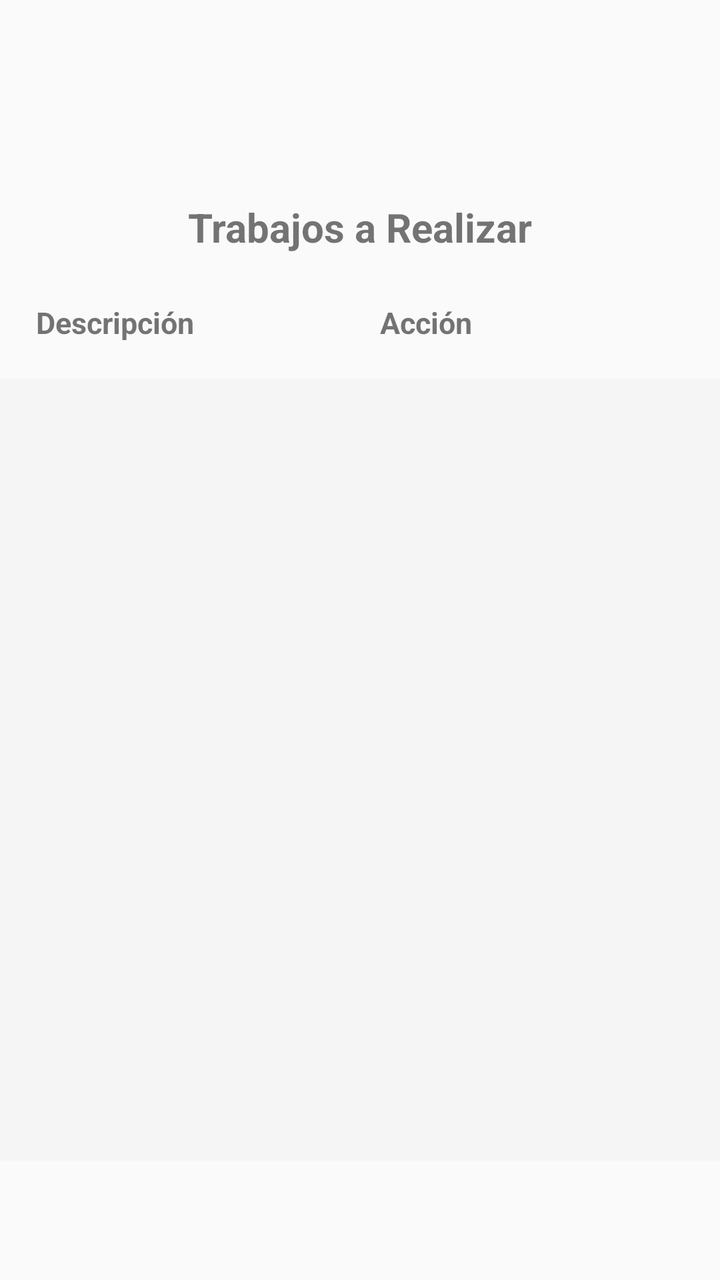
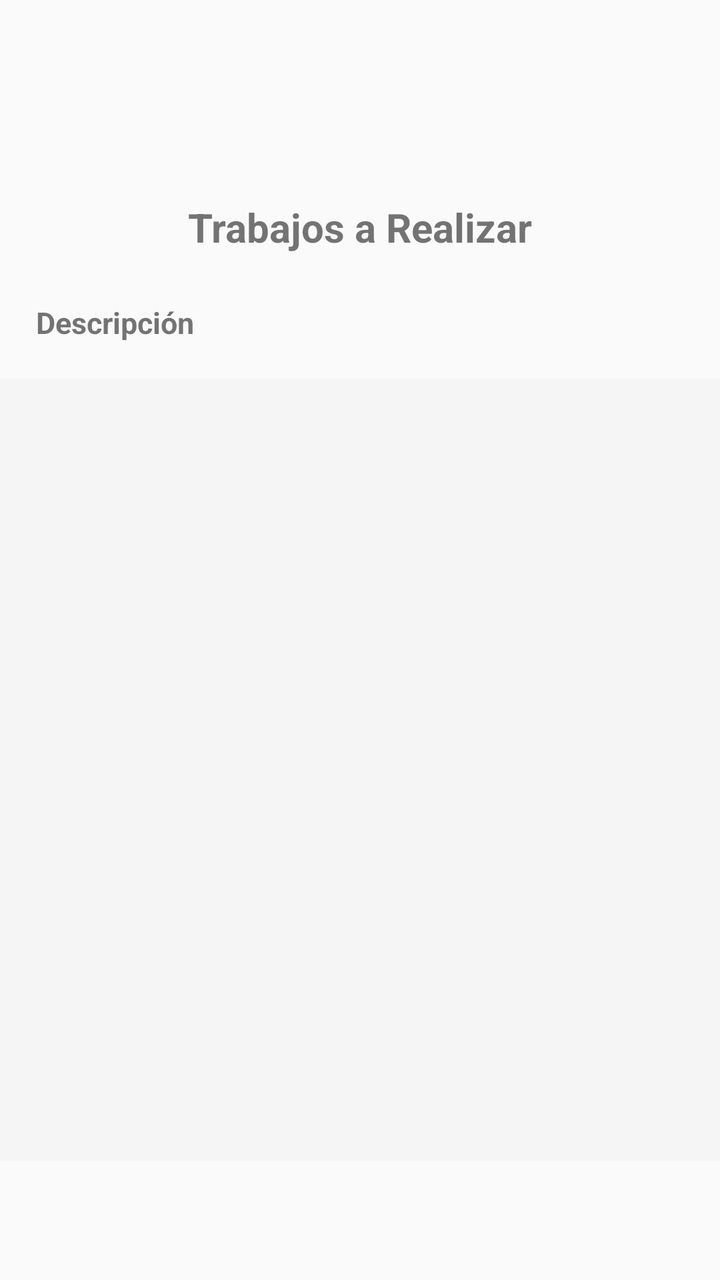

Compare the two renders of this Android layout. The source of the first and the diff that turns it into the second are given below.
<!-- AndroidManifest.xml: application theme AppTheme -->
<!-- res/layout/activity_trabajos_ordenes.xml -->
<?xml version="1.0" encoding="utf-8"?>
<android.support.constraint.ConstraintLayout xmlns:android="http://schemas.android.com/apk/res/android"
    xmlns:app="http://schemas.android.com/apk/res-auto"
    android:layout_width="match_parent"
    android:layout_height="match_parent"
    xmlns:tools="http://schemas.android.com/tools"
    android:layout_alignParentTop="true"
    tools:context=".Fragments.TrabajosOrdenes">


    <android.support.constraint.ConstraintLayout
        android:layout_width="match_parent"
        android:layout_height="wrap_content"
        android:layout_marginTop="100dp"
        app:layout_constraintEnd_toEndOf="parent"
        app:layout_constraintStart_toStartOf="parent"
        app:layout_constraintTop_toTopOf="parent">

        <TextView
            android:id="@+id/textView78"
            android:layout_width="300dp"
            android:layout_height="wrap_content"
            android:text="@string/trabajosARealizar"
            android:textAlignment="center"
            android:textSize="20dp"
            android:textStyle="bold"
            app:layout_constraintEnd_toEndOf="parent"
            app:layout_constraintStart_toStartOf="parent"
            app:layout_constraintTop_toTopOf="parent" />

        <TextView
            android:id="@+id/textView43"
            android:layout_width="wrap_content"
            android:layout_height="wrap_content"
            android:layout_alignParentTop="true"
            android:layout_marginStart="8dp"
            android:layout_marginTop="24dp"
            android:paddingLeft="10dp"
            android:paddingRight="10dp"
            android:paddingBottom="10dp"
            android:text="@string/descripcion"
            android:textSize="15dp"
            android:textStyle="bold"
            app:layout_constraintStart_toStartOf="parent"
            app:layout_constraintTop_toBottomOf="@+id/textView78" />

        <TextView
            android:id="@+id/textView42"
            android:layout_width="wrap_content"
            android:layout_height="wrap_content"
            android:layout_alignParentStart="true"
            android:layout_alignParentTop="true"
            android:layout_marginStart="180dp"
            android:paddingLeft="10dp"
            android:paddingRight="10dp"
            android:paddingBottom="10dp"
            android:text="@string/accion"
            android:textSize="15dp"
            android:textStyle="bold"
            app:layout_constraintBottom_toBottomOf="@+id/textView43"
            app:layout_constraintStart_toStartOf="parent"
            app:layout_constraintTop_toTopOf="@+id/textView43"
            app:layout_constraintVertical_bias="0.0" />

        <ListView
            android:id="@+id/listTrabajos"
            android:layout_width="match_parent"
            android:layout_height="391dp"
            android:layout_marginTop="8dp"
            android:background="#f5f5f5"
            android:dividerHeight="5dp"
            android:paddingLeft="8dp"
            android:paddingRight="8dp"
            app:layout_constraintTop_toBottomOf="@+id/textView42">

        </ListView>
    </android.support.constraint.ConstraintLayout>
</android.support.constraint.ConstraintLayout>
<!-- resources referenced by this layout -->
<resources>
  <string name="accion">Acción</string>
  <string name="descripcion">Descripción</string>
  <string name="trabajosARealizar">Trabajos a Realizar</string>
  <style name="AppTheme" parent="Theme.AppCompat.Light.DarkActionBar">
          
          <item name="colorPrimary">@color/colorPrimary</item>
          <item name="colorPrimaryDark">@color/colorPrimaryDark</item>
          <item name="colorAccent">@color/colorAccent</item>
          <item name="android:colorForeground">@android:color/background_dark</item>
      </style>
  <color name="colorPrimary">#0277BD</color>
  <color name="colorPrimaryDark">#004C8C</color>
  <color name="colorAccent">#0000FF</color>
</resources>

<!-- the commit's change to res/layout/activity_trabajos_ordenes.xml (unified diff, before → after) -->
@@ -50,15 +50,16 @@
             android:layout_height="wrap_content"
             android:layout_alignParentStart="true"
             android:layout_alignParentTop="true"
-            android:layout_marginStart="180dp"
+            android:layout_marginEnd="73dp"
             android:paddingLeft="10dp"
             android:paddingRight="10dp"
             android:paddingBottom="10dp"
             android:text="@string/accion"
             android:textSize="15dp"
             android:textStyle="bold"
+            android:visibility="invisible"
             app:layout_constraintBottom_toBottomOf="@+id/textView43"
-            app:layout_constraintStart_toStartOf="parent"
+            app:layout_constraintEnd_toEndOf="parent"
             app:layout_constraintTop_toTopOf="@+id/textView43"
             app:layout_constraintVertical_bias="0.0" />
 
